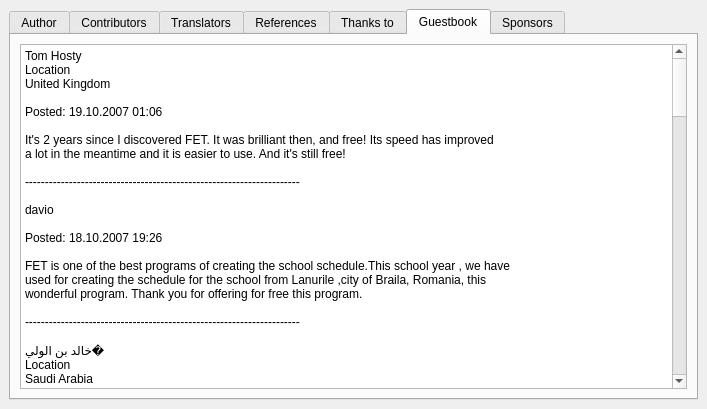
This is fet/src/interface/helpaboutform_template.ui in vonmecheln/fet as Qt 5 draws it before an edit. The edited form follows.
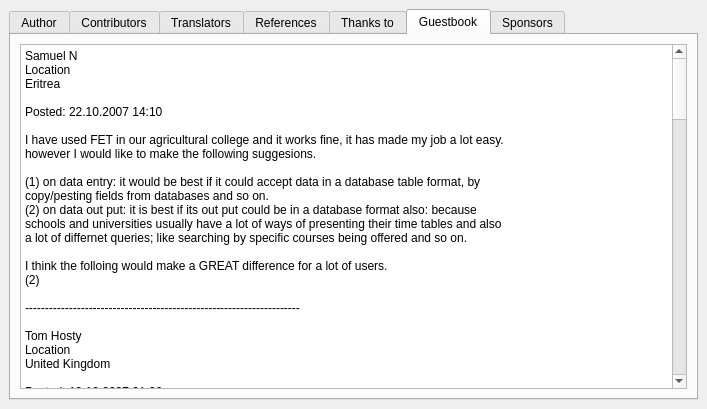
This is the edited form.

The edit to the form file:
```diff
--- a/fet/src/interface/helpaboutform_template.ui
+++ b/fet/src/interface/helpaboutform_template.ui
@@ -458,6 +458,26 @@
           <string>&lt;html>&lt;head>&lt;meta name="qrichtext" content="1" />&lt;style type="text/css">
 p, li { white-space: pre-wrap; }
 &lt;/style>&lt;/head>&lt;body style=" font-family:'Sans Serif'; font-size:9pt; font-weight:400; font-style:normal;">
+&lt;p style=" margin-top:0px; margin-bottom:0px; margin-left:0px; margin-right:0px; -qt-block-indent:0; text-indent:0px;">Samuel N&lt;/p>
+&lt;p style=" margin-top:0px; margin-bottom:0px; margin-left:0px; margin-right:0px; -qt-block-indent:0; text-indent:0px;">Location&lt;/p>
+&lt;p style=" margin-top:0px; margin-bottom:0px; margin-left:0px; margin-right:0px; -qt-block-indent:0; text-indent:0px;">Eritrea&lt;/p>
+&lt;p style=" margin-top:0px; margin-bottom:0px; margin-left:0px; margin-right:0px; -qt-block-indent:0; text-indent:0px;">	&lt;/p>
+&lt;p style=" margin-top:0px; margin-bottom:0px; margin-left:0px; margin-right:0px; -qt-block-indent:0; text-indent:0px;">Posted: 22.10.2007 14:10&lt;/p>
+&lt;p style="-qt-paragraph-type:empty; margin-top:0px; margin-bottom:0px; margin-left:0px; margin-right:0px; -qt-block-indent:0; text-indent:0px;">&lt;/p>
+&lt;p style=" margin-top:0px; margin-bottom:0px; margin-left:0px; margin-right:0px; -qt-block-indent:0; text-indent:0px;">I have used FET in our agricultural college and it works fine, it has made my job a lot easy.&lt;/p>
+&lt;p style=" margin-top:0px; margin-bottom:0px; margin-left:0px; margin-right:0px; -qt-block-indent:0; text-indent:0px;">however I would like to make the following suggesions.&lt;/p>
+&lt;p style="-qt-paragraph-type:empty; margin-top:0px; margin-bottom:0px; margin-left:0px; margin-right:0px; -qt-block-indent:0; text-indent:0px;">&lt;/p>
+&lt;p style=" margin-top:0px; margin-bottom:0px; margin-left:0px; margin-right:0px; -qt-block-indent:0; text-indent:0px;">(1) on data entry: it would be best if it could accept data in a database table format, by &lt;/p>
+&lt;p style=" margin-top:0px; margin-bottom:0px; margin-left:0px; margin-right:0px; -qt-block-indent:0; text-indent:0px;">copy/pesting fields from databases and so on.&lt;/p>
+&lt;p style=" margin-top:0px; margin-bottom:0px; margin-left:0px; margin-right:0px; -qt-block-indent:0; text-indent:0px;">(2) on data out put: it is best if its out put could be in a database format also: because &lt;/p>
+&lt;p style=" margin-top:0px; margin-bottom:0px; margin-left:0px; margin-right:0px; -qt-block-indent:0; text-indent:0px;">schools and universities usually have a lot of ways of presenting their time tables and also &lt;/p>
+&lt;p style=" margin-top:0px; margin-bottom:0px; margin-left:0px; margin-right:0px; -qt-block-indent:0; text-indent:0px;">a lot of differnet queries; like searching by specific courses being offered and so on.&lt;/p>
+&lt;p style="-qt-paragraph-type:empty; margin-top:0px; margin-bottom:0px; margin-left:0px; margin-right:0px; -qt-block-indent:0; text-indent:0px;">&lt;/p>
+&lt;p style=" margin-top:0px; margin-bottom:0px; margin-left:0px; margin-right:0px; -qt-block-indent:0; text-indent:0px;">I think the folloing would make a GREAT difference for a lot of users.&lt;/p>
+&lt;p style=" margin-top:0px; margin-bottom:0px; margin-left:0px; margin-right:0px; -qt-block-indent:0; text-indent:0px;">(2) &lt;/p>
+&lt;p style="-qt-paragraph-type:empty; margin-top:0px; margin-bottom:0px; margin-left:0px; margin-right:0px; -qt-block-indent:0; text-indent:0px;">&lt;/p>
+&lt;p style=" margin-top:0px; margin-bottom:0px; margin-left:0px; margin-right:0px; -qt-block-indent:0; text-indent:0px;">---------------------------------------------------------------------&lt;/p>
+&lt;p style="-qt-paragraph-type:empty; margin-top:0px; margin-bottom:0px; margin-left:0px; margin-right:0px; -qt-block-indent:0; text-indent:0px;">&lt;/p>
 &lt;p style=" margin-top:0px; margin-bottom:0px; margin-left:0px; margin-right:0px; -qt-block-indent:0; text-indent:0px;">Tom Hosty&lt;/p>
 &lt;p style=" margin-top:0px; margin-bottom:0px; margin-left:0px; margin-right:0px; -qt-block-indent:0; text-indent:0px;">Location&lt;/p>
 &lt;p style=" margin-top:0px; margin-bottom:0px; margin-left:0px; margin-right:0px; -qt-block-indent:0; text-indent:0px;">United Kingdom&lt;/p>
```
Left out of the diff: 2 changed lines with no effect on the pictures.
